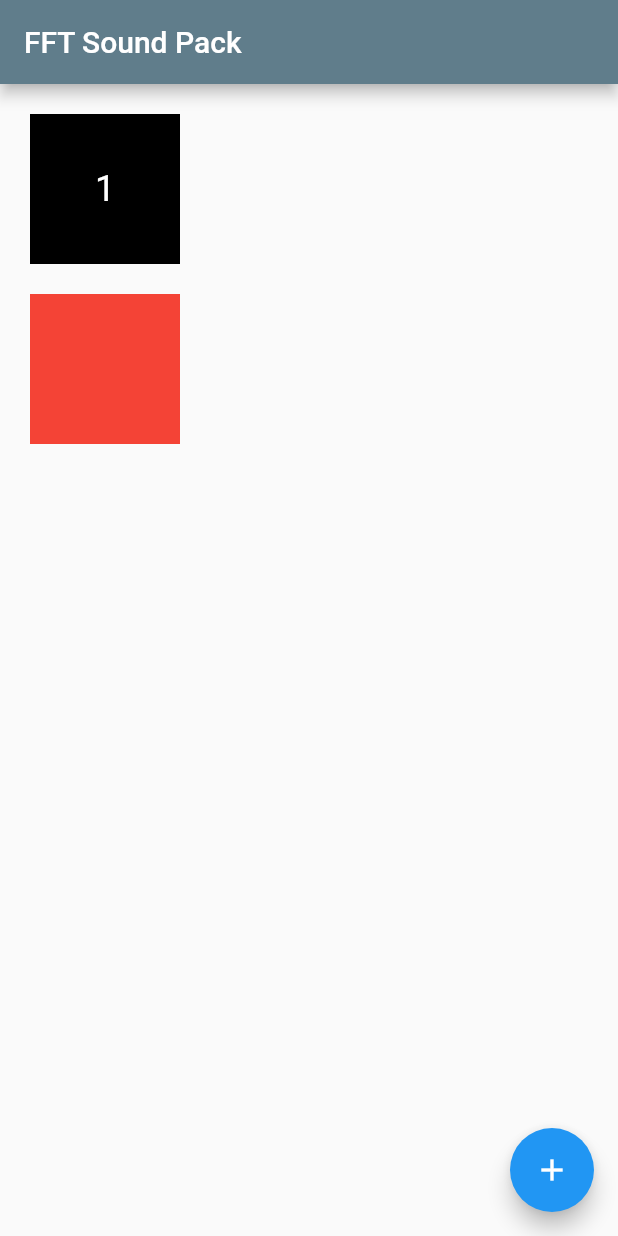
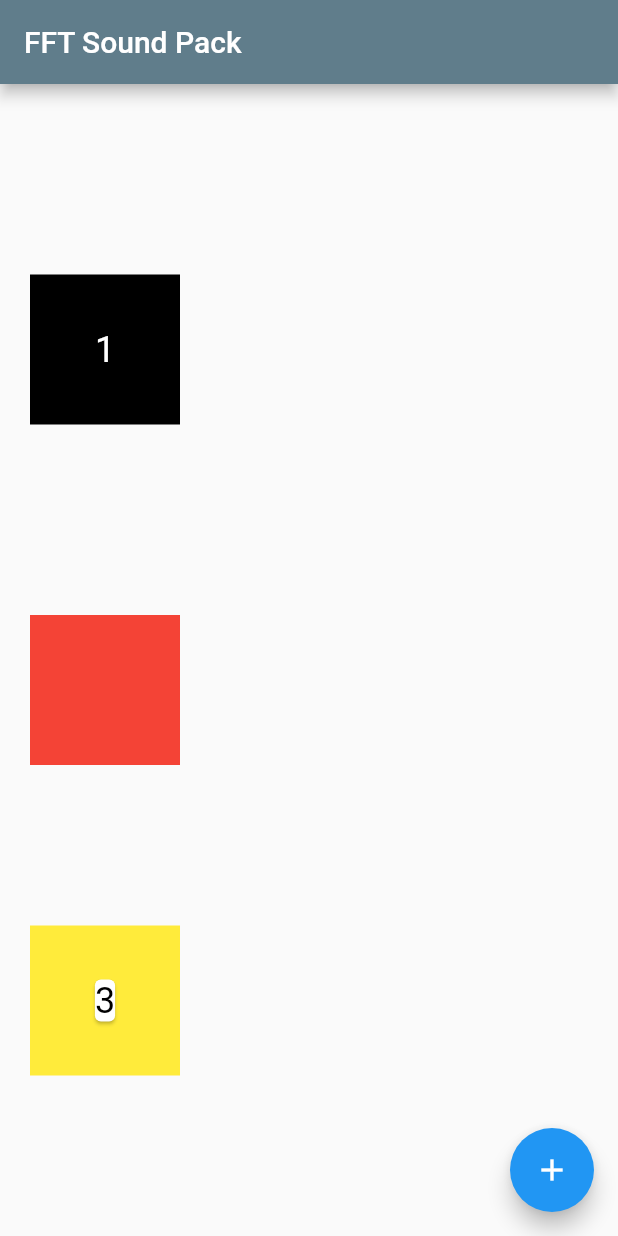
Before and after one commit to DaGree/FFT_SoundPack, a Flutter app: the screen it shows after launch, on a phone screen of 412 x 824 dp. Run offline on Flutter 3.47's test engine with Material 2 defaults, Android fonts, the phone set to English and light mode, and no system bars.

Commit message:
flutter_demo Adding Card

```diff
--- a/fft_sound_pack/lib/main.dart
+++ b/fft_sound_pack/lib/main.dart
@@ -76,24 +76,38 @@ class _MyHomePageState extends State<MyHomePage> {
         title: Text(widget.title),
       ),
       body: Column(
+        mainAxisAlignment: MainAxisAlignment.spaceEvenly,
         children: [
           Container(
             width: 100.0,
             height: 100.0,
             color: Colors.black,
             margin: EdgeInsets.all(20.0),
-            alignment: AlignmentGeometry.lerp(Alignment.center, Alignment.center, 5.0),
-            child: Text("1", style: TextStyle(fontSize: 24.0, color: Colors.white),), //alignment: Alignment.center,
+            alignment:
+                AlignmentGeometry.lerp(Alignment.center, Alignment.center, 5.0),
+            child: Text("1",
+                style: TextStyle(
+                    fontSize: 24.0,
+                    color: Colors.white)), //alignment: Alignment.center,
           ),
-          SizedBox(
-              //height: 20.0,
-              ),
           Container(
             width: 100.0,
             height: 100.0,
             color: Colors.red,
             padding: EdgeInsets.all(10.0),
             alignment: Alignment.center,
+          ),
+          Container(
+            padding: EdgeInsets.all(10.0),
+            width: 100.0,
+            height: 100.0,
+            color: Colors.yellow,
+            alignment:
+                AlignmentGeometry.lerp(Alignment.center, Alignment.center, 5.0),
+            child: Card(
+                //margin: EdgeInsetsGeometry.infinity,
+                child: Text("3",
+                    style: TextStyle(fontSize: 24.0, color: Colors.black))),
           )
         ],
       ),
```
